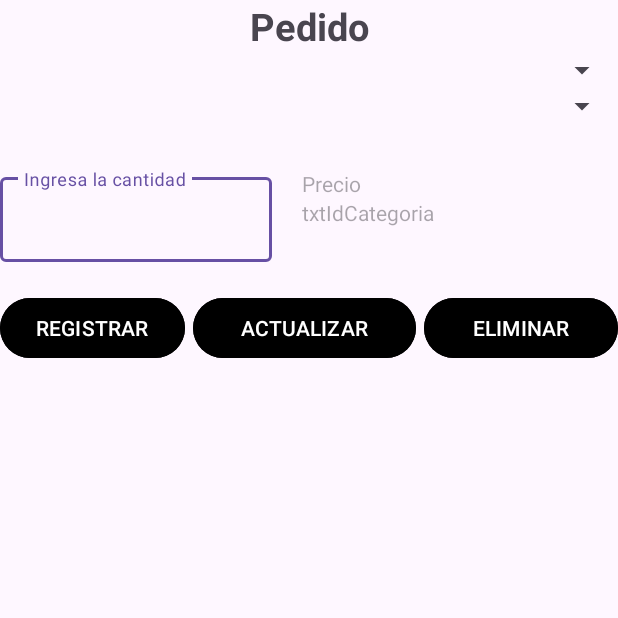
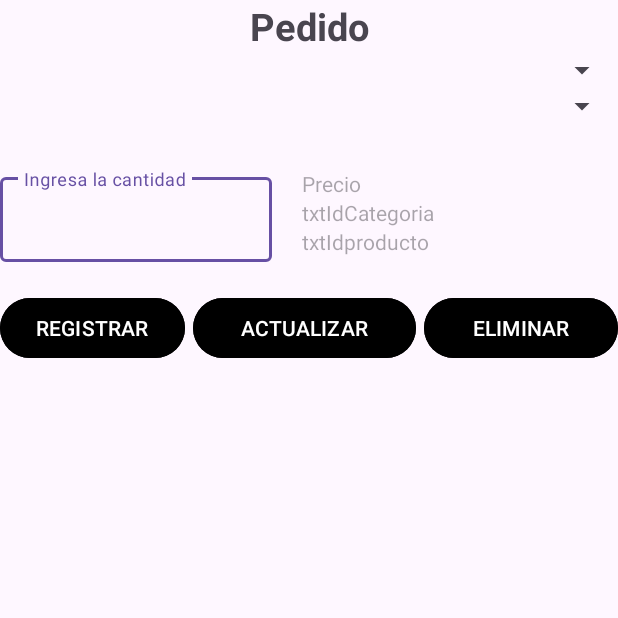
Before and after one commit to Darinka2021/Movil_TastyFood, an Android app: the DetallePedidoActivity screen opened directly, with no data from a screen before it, on a phone screen of 412 x 824 dp, the top half of it. Run offline under Robolectric (Android 15) with nearby library versions, the phone set to English and light mode, and no system bars.

Commit message:
colocando precio de producto en detalleActivity

```diff
--- a/app/src/main/java/pe/com/supertasty/DetallePedidoActivity.kt
+++ b/app/src/main/java/pe/com/supertasty/DetallePedidoActivity.kt
@@ -29,8 +29,10 @@ class DetallePedidoActivity : AppCompatActivity() {
     private var registroproductos: List<ProductoEntity>? = null
     private var registrocategoria: List<CategoriaEntity>? = null
     private var registroproductoxcategoria: ArrayList<ProductoEntity> = ArrayList()
+    private var pdenCombo:ArrayList<ProductoEntity> = ArrayList()
     //variable
     private var cat = 1L
+    private var pro = 1L
     //posicion en combocategoria
     private var pos=1
 
@@ -53,6 +55,26 @@ class DetallePedidoActivity : AppCompatActivity() {
         registrosProducto(context,ic.toLong())
 
 
+
+        binding.cboProducto.onItemSelectedListener = object : AdapterView.OnItemSelectedListener {
+            override fun onItemSelected(parent: AdapterView<*>, view: View, position: Int, id: Long) {
+                pro = pdenCombo.get(position).codigo
+                if(pro > 0){
+                    var precio = pdenCombo.get(position).precio
+                    binding.txtIdproducto.text = pro.toString()
+                    binding.txtPrePed.text = precio.toString()
+                }
+                else{
+                    binding.txtIdproducto.text = ""
+                    binding.txtPrePed.text = ""
+                }
+
+            }
+            override fun onNothingSelected(parent: AdapterView<*>) {
+
+
+            }
+        }
     }
 
     private fun cargarComboCategoria(context:Context) {
@@ -85,13 +107,16 @@ class DetallePedidoActivity : AppCompatActivity() {
             ) {
                 if(response.isSuccessful){
                     registroproductos=response.body()
-                    lista_productos_x_categoria(context,registroproductos as ArrayList<ProductoEntity>?,idcat)
+                    pdenCombo=lista_productos_x_categoria(context,registroproductos as ArrayList<ProductoEntity>?,idcat)
+                }
+                else{
                 }
             }
             override fun onFailure(call: Call<List<ProductoEntity>?>, t: Throwable) {
                 Log.e("error: ",t.toString())
             }
         })
+
     }
 
 
--- a/app/src/main/res/layout/activity_detallepedido.xml
+++ b/app/src/main/res/layout/activity_detallepedido.xml
@@ -72,6 +72,13 @@
                 android:layout_marginLeft="10dp"
                 android:hint="txtIdCategoria"
                 android:inputType="text" />
+            <TextView
+                android:id="@+id/txtIdproducto"
+                android:layout_width="match_parent"
+                android:layout_height="match_parent"
+                android:layout_marginLeft="10dp"
+                android:hint="txtIdproducto"
+                android:inputType="text" />
 
 
         </com.google.android.material.textfield.TextInputLayout>
```
